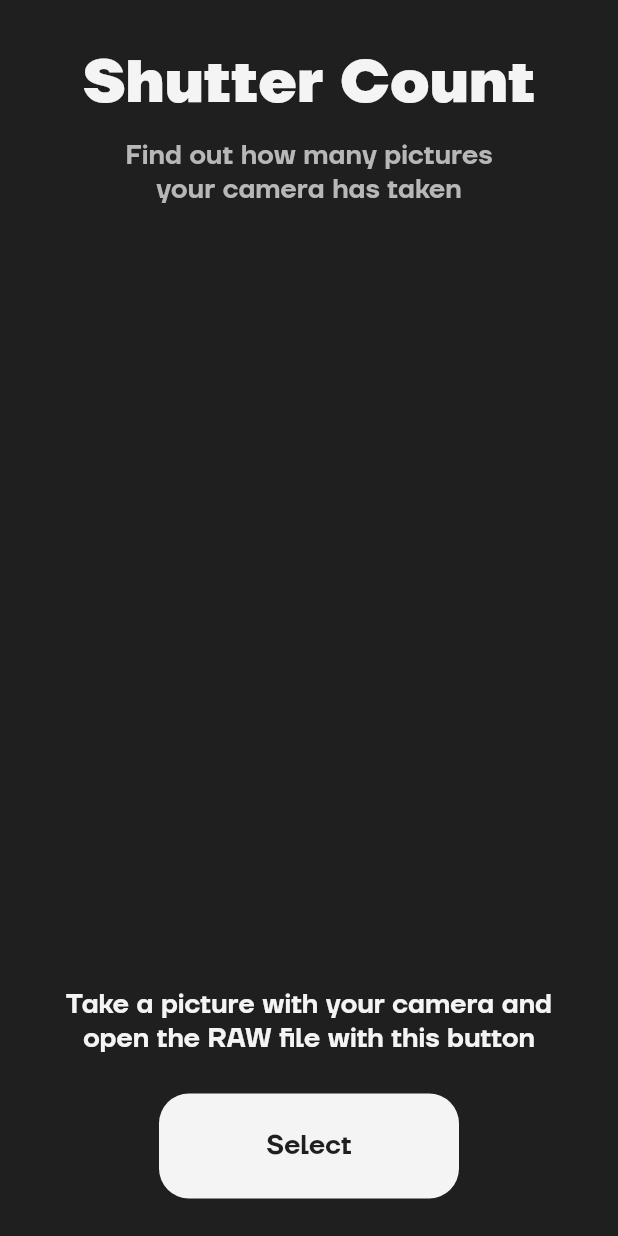
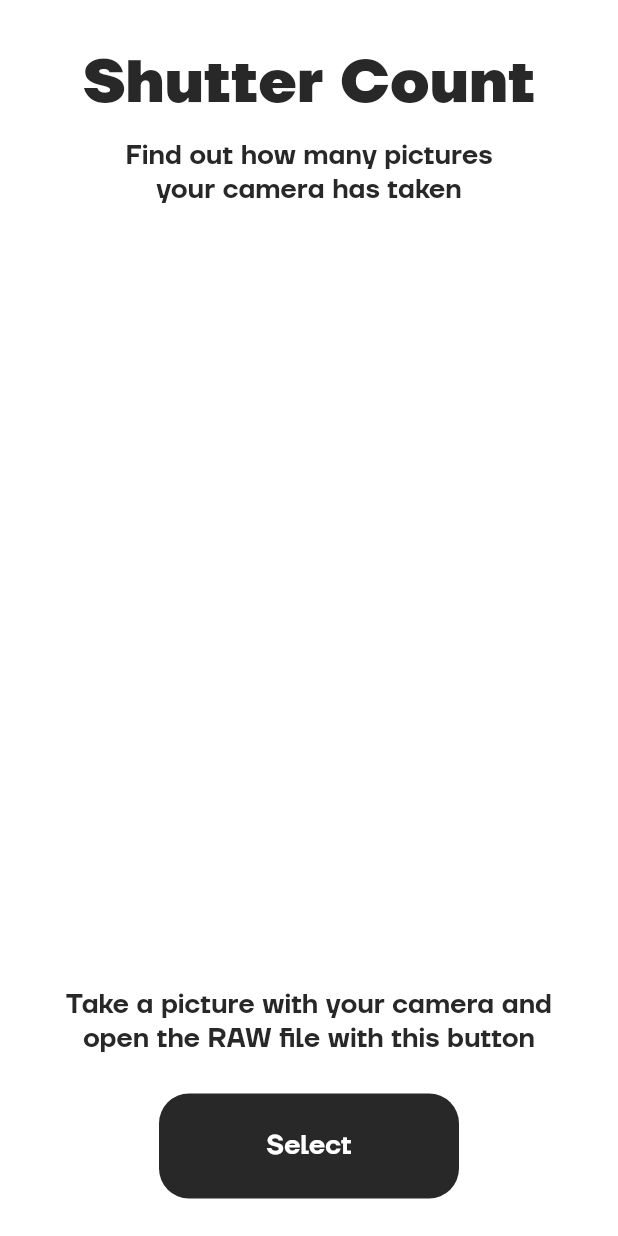
Before and after one commit to mrgian/shutter-count, a Flutter app: the screen it shows after launch, on a phone screen of 412 x 824 dp. Run offline on Flutter 3.47's test engine with Material 2 defaults, Android fonts, the phone set to English and light mode, and no system bars; our stand-ins replace file_picker; missing offline and left inert: exif.

Commit message:
Change colors

```diff
--- a/lib/screens/main/main_screen.dart
+++ b/lib/screens/main/main_screen.dart
@@ -15,7 +15,7 @@ class MainScreen extends StatelessWidget {
     return ChangeNotifierProvider(
       create: (context) => MState(),
       child: Scaffold(
-        backgroundColor: Color(0xff1f1f1f),
+        backgroundColor: Color(0xffffffff),
         body: SafeArea(
           child: Column(
             crossAxisAlignment: CrossAxisAlignment.stretch,
--- a/lib/screens/main/widgets/body.dart
+++ b/lib/screens/main/widgets/body.dart
@@ -2,6 +2,7 @@ import 'package:flutter/material.dart';
 import 'package:provider/provider.dart';
 
 import 'package:shutter_count/state.dart';
+import 'package:shutter_count/utils/colors.dart';
 import 'package:shutter_count/utils/status.dart';
 
 class MBody extends StatelessWidget {
@@ -32,7 +33,7 @@ class MBody extends StatelessWidget {
                   'Your',
                   style: TextStyle(
                       fontFamily: 'TT Firs Neue',
-                      color: Color(0xfff4f4f4),
+                      color: MColors.black,
                       fontSize: 25,
                       fontWeight: FontWeight.w800),
                 ),
@@ -40,7 +41,7 @@ class MBody extends StatelessWidget {
                   state.model,
                   style: TextStyle(
                       fontFamily: 'TT Firs Neue',
-                      color: Color(0xfff4f4f4),
+                      color: MColors.black,
                       fontSize: 40,
                       fontWeight: FontWeight.w800),
                 ),
@@ -48,7 +49,7 @@ class MBody extends StatelessWidget {
                   'has taken',
                   style: TextStyle(
                       fontFamily: 'TT Firs Neue',
-                      color: Color(0xfff4f4f4),
+                      color: MColors.black,
                       fontSize: 25,
                       fontWeight: FontWeight.w800),
                 ),
@@ -56,7 +57,7 @@ class MBody extends StatelessWidget {
                   state.count,
                   style: TextStyle(
                       fontFamily: 'TT Firs Neue',
-                      color: Color(0xfff4f4f4),
+                      color: MColors.black,
                       fontSize: 40,
                       fontWeight: FontWeight.w800),
                 ),
@@ -64,7 +65,7 @@ class MBody extends StatelessWidget {
                   'pictures',
                   style: TextStyle(
                       fontFamily: 'TT Firs Neue',
-                      color: Color(0xfff4f4f4),
+                      color: Color(0xff282828),
                       fontSize: 25,
                       fontWeight: FontWeight.w800),
                 )
--- a/lib/screens/main/widgets/select.dart
+++ b/lib/screens/main/widgets/select.dart
@@ -2,6 +2,7 @@ import 'package:flutter/material.dart';
 import 'package:provider/provider.dart';
 
 import 'package:shutter_count/state.dart';
+import 'package:shutter_count/utils/colors.dart';
 
 class MSelect extends StatelessWidget {
   const MSelect({Key key}) : super(key: key);
@@ -22,7 +23,7 @@ class MSelect extends StatelessWidget {
                   textAlign: TextAlign.center,
                   style: TextStyle(
                       fontFamily: 'TT Firs Neue',
-                      color: Color(0xfff4f4f4),
+                      color: MColors.black,
                       fontSize: 18,
                       fontWeight: FontWeight.w600),
                 ),
@@ -32,7 +33,7 @@ class MSelect extends StatelessWidget {
               onTap: () => state.pick(),
               child: Container(
                 decoration: BoxDecoration(
-                    color: Color(0xfff4f4f4),
+                    color: MColors.black,
                     borderRadius: BorderRadius.circular(20)),
                 margin: EdgeInsets.only(top: 25, bottom: 25),
                 width: 200,
@@ -43,7 +44,7 @@ class MSelect extends StatelessWidget {
                     textAlign: TextAlign.center,
                     style: TextStyle(
                         fontFamily: 'TT Firs Neue',
-                        color: Color(0xff1f1f1f),
+                        color: MColors.white,
                         fontSize: 18,
                         fontWeight: FontWeight.w600),
                   ),
--- a/lib/screens/main/widgets/title.dart
+++ b/lib/screens/main/widgets/title.dart
@@ -1,4 +1,5 @@
 import 'package:flutter/material.dart';
+import 'package:shutter_count/utils/colors.dart';
 
 class MTitle extends StatelessWidget {
   const MTitle({Key key}) : super(key: key);
@@ -14,7 +15,7 @@ class MTitle extends StatelessWidget {
               'Shutter Count',
               style: TextStyle(
                   fontFamily: 'TT Firs Neue',
-                  color: Color(0xfff4f4f4),
+                  color: MColors.black,
                   fontSize: 40,
                   fontWeight: FontWeight.w800),
             ),
@@ -28,7 +29,7 @@ class MTitle extends StatelessWidget {
               textAlign: TextAlign.center,
               style: TextStyle(
                   fontFamily: 'TT Firs Neue',
-                  color: Color(0xffb7b7b7),
+                  color: MColors.black,
                   fontSize: 18,
                   fontWeight: FontWeight.w600),
             ),
--- /dev/null
+++ b/lib/utils/colors.dart
@@ -0,0 +1,6 @@
+import 'package:flutter/material.dart';
+
+class MColors {
+  static Color black = Color(0xff282828);
+  static Color white = Color(0xffffffff);
+}
```
